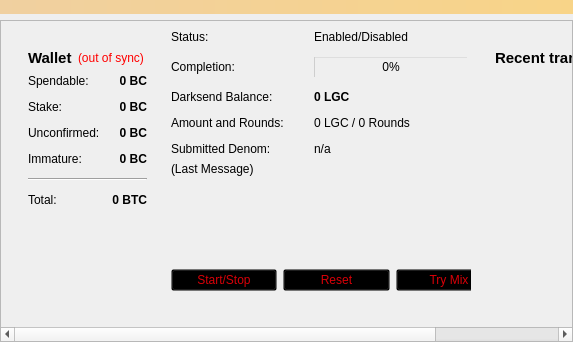
This is src/qt/forms/overviewpage.ui in his001/LGC as Qt 5 draws it before an edit. The edited form follows.
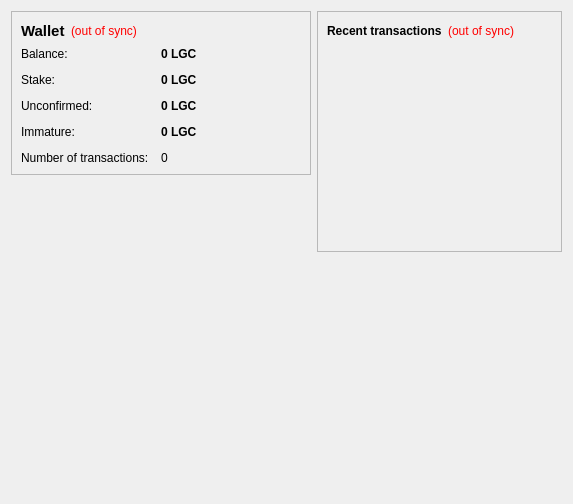
This is the edited form. Icons and pictures are not drawn.

Diff of the .ui file:
```diff
--- a/src/qt/forms/overviewpage.ui
+++ b/src/qt/forms/overviewpage.ui
@@ -7,63 +7,23 @@
     <x>0</x>
     <y>0</y>
     <width>573</width>
-    <height>342</height>
+    <height>504</height>
    </rect>
   </property>
   <property name="windowTitle">
    <string>Form</string>
   </property>
-  <layout class="QVBoxLayout" name="topLayout">
-<property name="leftMargin">
-    <number>0</number>
-   </property>
-   <property name="topMargin">
-    <number>0</number>
-   </property>
-   <property name="rightMargin">
-    <number>0</number>
-   </property>
-   <property name="bottomMargin">
-    <number>0</number>
-   </property>
-   <item>
-    <widget class="QLabel" name="labelAlerts">
-     <property name="visible">
-      <bool>false</bool>
-     </property>
-     <property name="styleSheet">
-      <string notr="true">background-color: qlineargradient(x1: 0, y1: 0, x2: 1, y2: 0, stop:0 #F0D0A0, stop:1 #F8D488);  color:#000000
-</string>
-     </property>
-     <property name="wordWrap">
-      <bool>true</bool>
-     </property>
-     <property name="margin">
-      <number>3</number>
-     </property>
-    </widget>
-   </item>
-   <item>
-<widget class="QScrollArea" name="scrollArea">
-     <property name="widgetResizable">
-      <bool>true</bool>
-     </property>
-     <widget class="QWidget" name="scrollAreaWidgetContents">
-      <property name="geometry">
-       <rect>
-        <x>0</x>
-        <y>0</y>
-        <width>350</width>
-        <height>500</height>
-       </rect>
-      </property>
     <layout class="QHBoxLayout" name="horizontalLayout" stretch="1,1">
      <item>
-      <widget class="QWidget" name="columnOneWidget">
-      
       <layout class="QVBoxLayout" name="verticalLayout_2">
        <item>
-        <widget class="QWidget" name="widget" native="true">
+      <widget class="QFrame" name="frame">
+       <property name="frameShape">
+        <enum>QFrame::StyledPanel</enum>
+       </property>
+       <property name="frameShadow">
+        <enum>QFrame::Raised</enum>
+       </property>
          <layout class="QVBoxLayout" name="verticalLayout_4">
           <item>
            <layout class="QHBoxLayout" name="horizontalLayout_4">
@@ -126,7 +86,7 @@
             <item row="0" column="0">
              <widget class="QLabel" name="label">
               <property name="text">
-               <string>Spendable:</string>
+             <string>Balance:</string>
               </property>
              </widget>
             </item>
@@ -145,10 +105,7 @@
                <string>Your current spendable balance</string>
               </property>
               <property name="text">
-               <string notr="true">0 BC</string>
-              </property>
-              <property name="alignment">
-               <set>Qt::AlignRight|Qt::AlignTrailing|Qt::AlignVCenter</set>
+             <string notr="true">0 LGC</string>
               </property>
               <property name="textInteractionFlags">
                <set>Qt::LinksAccessibleByMouse|Qt::TextSelectableByKeyboard|Qt::TextSelectableByMouse</set>
@@ -177,10 +134,7 @@
                <string>Total of coins that was staked, and do not yet count toward the current balance</string>
               </property>
               <property name="text">
-               <string notr="true">0 BC</string>
-              </property>
-              <property name="alignment">
-               <set>Qt::AlignRight|Qt::AlignTrailing|Qt::AlignVCenter</set>
+             <string notr="true">0 LGC</string>
               </property>
               <property name="textInteractionFlags">
                <set>Qt::LinksAccessibleByMouse|Qt::TextSelectableByKeyboard|Qt::TextSelectableByMouse</set>
@@ -209,10 +163,7 @@
                <string>Total of transactions that have yet to be confirmed, and do not yet count toward the current balance</string>
               </property>
               <property name="text">
-               <string notr="true">0 BC</string>
-              </property>
-              <property name="alignment">
-               <set>Qt::AlignRight|Qt::AlignTrailing|Qt::AlignVCenter</set>
+             <string notr="true">0 LGC</string>
               </property>
               <property name="textInteractionFlags">
                <set>Qt::LinksAccessibleByMouse|Qt::TextSelectableByKeyboard|Qt::TextSelectableByMouse</set>
@@ -238,340 +189,99 @@
                <string>Mined balance that has not yet matured</string>
               </property>
               <property name="text">
-               <string notr="true">0 BC</string>
-              </property>
-              <property name="alignment">
-               <set>Qt::AlignRight|Qt::AlignTrailing|Qt::AlignVCenter</set>
-              </property>
+             <string notr="true">0 LGC</string>
+            </property>
               <property name="textInteractionFlags">
                <set>Qt::LinksAccessibleByMouse|Qt::TextSelectableByKeyboard|Qt::TextSelectableByMouse</set>
-              </property>
-             </widget>
-            </item>
-            <item row="4" column="0" colspan="2">
-             <widget class="Line" name="line">
-              <property name="orientation">
-               <enum>Qt::Horizontal</enum>
-              </property>
-             </widget>
-            </item>
-            <item row="5" column="0">
-             <widget class="QLabel" name="labelTotalText">
-              <property name="text">
-               <string>Total:</string>
-              </property>
-             </widget>
-            </item>
-            <item row="5" column="1">
-             <widget class="QLabel" name="labelTotal">
-              <property name="font">
-               <font>
-                <weight>75</weight>
-                <bold>true</bold>
-               </font>
-              </property>
-              <property name="cursor">
-               <cursorShape>IBeamCursor</cursorShape>
-              </property>
-              <property name="toolTip">
-               <string>Your current total balance</string>
-              </property>
-              <property name="text">
-               <string notr="true">0 BTC</string>
-              </property>
-              <property name="alignment">
-               <set>Qt::AlignRight|Qt::AlignTrailing|Qt::AlignVCenter</set>
-              </property>
-              <property name="textInteractionFlags">
-               <set>Qt::LinksAccessibleByMouse|Qt::TextSelectableByKeyboard|Qt::TextSelectableByMouse</set>
-              </property>
-             </widget>
-            </item>
-           </layout>
-          </item>
-         </layout>
-        </widget>
-       </item>
-       <item>
-        <spacer name="verticalSpacer">
-         <property name="orientation">
-          <enum>Qt::Vertical</enum>
-         </property>
-         <property name="sizeHint" stdset="0">
-          <size>
-           <width>20</width>
-           <height>40</height>
-          </size>
-         </property>
-        </spacer>
-       </item>
-      </layout>
-     
-</widget>
-</item>
-<item>
-<widget class="QFrame" name="frameDarksend">
-<property name="sizePolicy">
-             <sizepolicy hsizetype="MinimumExpanding" vsizetype="MinimumExpanding">
-              <horstretch>0</horstretch>
-              <verstretch>0</verstretch>
-             </sizepolicy>
-            </property>
-<property name="minimumSize">
-             <size>
-              <width>300</width>
-              <height>261</height>
-             </size>
-            </property>
-      <property name="styleSheet">
-       <string notr="true">background:transparent;</string>
-      </property>
-      <property name="frameShape">
-       <enum>QFrame::StyledPanel</enum>
-      </property>
-      <property name="frameShadow">
-       <enum>QFrame::Raised</enum>
-      </property>
-      <widget class="QWidget" name="verticalLayoutWidget">
-       <property name="geometry">
-        <rect>
-         <x>0</x>
-         <y>0</y>
-         <width>331</width>
-         <height>261</height>
-        </rect>
-       </property>
-       <layout class="QVBoxLayout" name="verticalLayout_5">
-        <item>
-         <layout class="QFormLayout" name="formLayout">
-          <property name="fieldGrowthPolicy">
-           <enum>QFormLayout::AllNonFixedFieldsGrow</enum>
-          </property>
-          <property name="horizontalSpacing">
-           <number>30</number>
-          </property>
-          <property name="verticalSpacing">
-           <number>12</number>
-          </property>
-          <item row="0" column="0">
-           <widget class="QLabel" name="label_6">
-            <property name="text">
-             <string>Status:</string>
-            </property>
-           </widget>
-          </item>
-          <item row="0" column="1">
-           <widget class="QLabel" name="darksendEnabled">
-            <property name="styleSheet">
-             <string notr="true">color: rgb(0, 0, 0);</string>
-            </property>
-            <property name="text">
-             <string>Enabled/Disabled</string>
-            </property>
-           </widget>
-          </item>
-          <item row="1" column="0">
-           <widget class="QLabel" name="label_7">
-            <property name="styleSheet">
-             <string notr="true">color: rgb(0, 0, 0);</string>
-            </property>
-            <property name="text">
-             <string>Completion:</string>
-            </property>
-           </widget>
-          </item>
-          <item row="1" column="1">
-           <widget class="QProgressBar" name="darksendProgress">
-            <property name="maximumSize">
-             <size>
-              <width>154</width>
-              <height>16777215</height>
-             </size>
-            </property>
-            <property name="styleSheet">
-             <string notr="true">background:transparent;</string>
-            </property>
-            <property name="value">
-             <number>0</number>
-            </property>
-           </widget>
-          </item>
-          <item row="2" column="0">
-           <widget class="QLabel" name="labelAnonymizedText">
-            <property name="styleSheet">
-             <string notr="true">color: rgb(0, 0, 0);</string>
-            </property>
-            <property name="text">
-             <string>Darksend Balance:</string>
-            </property>
-           </widget>
-          </item>
-          <item row="2" column="1">
-           <widget class="QLabel" name="labelAnonymized">
-            <property name="font">
-             <font>
-              <weight>75</weight>
-              <bold>true</bold>
-             </font>
-            </property>
-            <property name="styleSheet">
-             <string notr="true">color: rgb(0, 0, 0);</string>
-            </property>
-            <property name="text">
-             <string>0 LGC</string>
-            </property>
-           </widget>
-          </item>
-          <item row="3" column="0">
-           <widget class="QLabel" name="label_8">
-            <property name="styleSheet">
-             <string notr="true">color: rgb(0, 0, 0);</string>
-            </property>
-            <property name="text">
-             <string>Amount and Rounds:</string>
-            </property>
-           </widget>
-          </item>
-          <item row="3" column="1">
-           <widget class="QLabel" name="labelAmountRounds">
-            <property name="styleSheet">
-             <string notr="true">color: rgb(0, 0, 0);</string>
-            </property>
-            <property name="text">
-             <string>0 LGC / 0 Rounds</string>
             </property>
            </widget>
           </item>
           <item row="4" column="0">
-           <widget class="QLabel" name="label_9">
-            <property name="styleSheet">
-             <string notr="true">color: rgb(0, 0, 0);</string>
-            </property>
+           <widget class="QLabel" name="label_2">
             <property name="text">
-             <string>Submitted Denom:</string>
+             <string>Number of transactions:</string>
             </property>
            </widget>
           </item>
           <item row="4" column="1">
-           <widget class="QLabel" name="labelSubmittedDenom">
-            <property name="statusTip">
-             <string>The denominations you submitted to the LGC Node. To mix, other users must submit the exact same denominations.</string>
-            </property>
-            <property name="styleSheet">
-             <string notr="true">color: rgb(0, 0, 0);</string>
+           <widget class="QLabel" name="labelNumTransactions">
+            <property name="toolTip">
+             <string>Total number of transactions in wallet</string>
             </property>
             <property name="text">
-             <string>n/a</string>
+             <string notr="true">0</string>
             </property>
            </widget>
           </item>
          </layout>
+        </item>
+       </layout>
+      </widget>
         </item>
         <item>
-         <widget class="QLabel" name="darksendStatus">
-          <property name="minimumSize">
+      <spacer name="verticalSpacer">
+       <property name="orientation">
+        <enum>Qt::Vertical</enum>
+       </property>
+       <property name="sizeHint" stdset="0">
            <size>
-            <width>288</width>
-            <height>43</height>
-           </size>
-          </property>
-          <property name="styleSheet">
-           <string notr="true">color: rgb(0, 0, 0);</string>
-          </property>
-          <property name="text">
-           <string>(Last Message)</string>
-          </property>
-          <property name="alignment">
-           <set>Qt::AlignLeading|Qt::AlignLeft|Qt::AlignTop</set>
-          </property>
-          <property name="wordWrap">
+         <width>20</width>
+         <height>40</height>
+        </size>
+       </property>
+      </spacer>
+     </item>
+     <item>
+      <widget class="QLabel" name="label_6">
+       <property name="enabled">
            <bool>true</bool>
           </property>
-         </widget>
-        </item>
-        <item>
-         <layout class="QHBoxLayout" name="horizontalLayout_2">
-          <item>
-           <widget class="QPushButton" name="toggleDarksend">
             <property name="sizePolicy">
-             <sizepolicy hsizetype="MinimumExpanding" vsizetype="Fixed">
+        <sizepolicy hsizetype="Preferred" vsizetype="Preferred">
               <horstretch>0</horstretch>
               <verstretch>0</verstretch>
              </sizepolicy>
             </property>
-            <property name="styleSheet">
-             <string notr="true">color: rgb(217, 0, 7);</string>
+       <property name="minimumSize">
+        <size>
+         <width>300</width>
+         <height>306</height>
+        </size>
             </property>
             <property name="text">
-             <string>Start/Stop</string>
-            </property>
-           </widget>
-          </item>
-          <item>
-           <widget class="QPushButton" name="darksendReset">
-            <property name="sizePolicy">
-             <sizepolicy hsizetype="MinimumExpanding" vsizetype="Fixed">
-              <horstretch>0</horstretch>
-              <verstretch>0</verstretch>
-             </sizepolicy>
-            </property>
-            <property name="toolTip">
-             <string>Reset the current status of Darksend (can interrupt Darksend if it's in the process of Mixing, which can cost you money!)</string>
-            </property>
-            <property name="autoFillBackground">
+        <string/>
+       </property>
+       <property name="pixmap">
+        <pixmap resource="../bitcoin.qrc">:/images/backg</pixmap>
+       </property>
+       <property name="scaledContents">
              <bool>false</bool>
             </property>
-            <property name="styleSheet">
-             <string notr="true">color: rgb(217, 0, 7);</string>
-            </property>
-            <property name="text">
-             <string>Reset</string>
+       <property name="alignment">
+        <set>Qt::AlignCenter</set>
+       </property>
+       <property name="margin">
+        <number>-2</number>
             </property>
            </widget>
           </item>
-          <item>
-           <widget class="QPushButton" name="darksendAuto">
-            <property name="sizePolicy">
-             <sizepolicy hsizetype="MinimumExpanding" vsizetype="Fixed">
-              <horstretch>0</horstretch>
-              <verstretch>0</verstretch>
-             </sizepolicy>
-            </property>
-            <property name="toolTip">
-             <string>Try to manually submit a Darksend request.</string>
-            </property>
-            <property name="styleSheet">
-             <string notr="true">color: rgb(217, 0, 7);</string>
-            </property>
-            <property name="text">
-             <string>Try Mix</string>
-            </property>
-           </widget>
-          </item>
-         </layout>
-        </item>
-       </layout>
-      </widget>
-     </widget>
-</item>
+    </layout>
+   </item>
 <item>
-<widget class="QWidget" name="columnTwoWidget">
-      
       <layout class="QVBoxLayout" name="verticalLayout_3">
        <item>
-        <widget class="QWidget" name="widget_2" native="true">
+      <widget class="QFrame" name="frame_2">
+       <property name="frameShape">
+        <enum>QFrame::StyledPanel</enum>
+       </property>
+       <property name="frameShadow">
+        <enum>QFrame::Raised</enum>
+       </property>
          <layout class="QVBoxLayout" name="verticalLayout">
           <item>
            <layout class="QHBoxLayout" name="horizontalLayout_2">
             <item>
              <widget class="QLabel" name="label_4">
-              <property name="font">
-               <font>
-                <pointsize>11</pointsize>
-                <weight>75</weight>
-                <bold>true</bold>
-               </font>
-              </property>
               <property name="text">
                <string>&lt;b&gt;Recent transactions&lt;/b&gt;</string>
               </property>
@@ -630,24 +340,25 @@
          </layout>
         </widget>
        </item>
-      </layout>
-     
-</widget>
-</item>
-</layout>
-</widget>
-</widget>
+     <item>
+      <spacer name="verticalSpacer_2">
+       <property name="orientation">
+        <enum>Qt::Vertical</enum>
+       </property>
+       <property name="sizeHint" stdset="0">
+        <size>
+         <width>20</width>
+         <height>40</height>
+        </size>
+       </property>
+      </spacer>
+     </item>
+    </layout>
    </item>
   </layout>
  </widget>
-<customwidgets>
-  <customwidget>
-   <class>FlowLayout</class>
-   <extends>QLayout</extends>
-   <header>flowlayout.h</header>
-   <container>1</container>
-  </customwidget>
- </customwidgets>
- <resources/>
+ <resources>
+  <include location="../bitcoin.qrc"/>
+ </resources>
  <connections/>
 </ui>
```
Left out of the diff: 2 changed lines with no effect on the pictures. Lines whose indentation alone changed are shown as unchanged.
